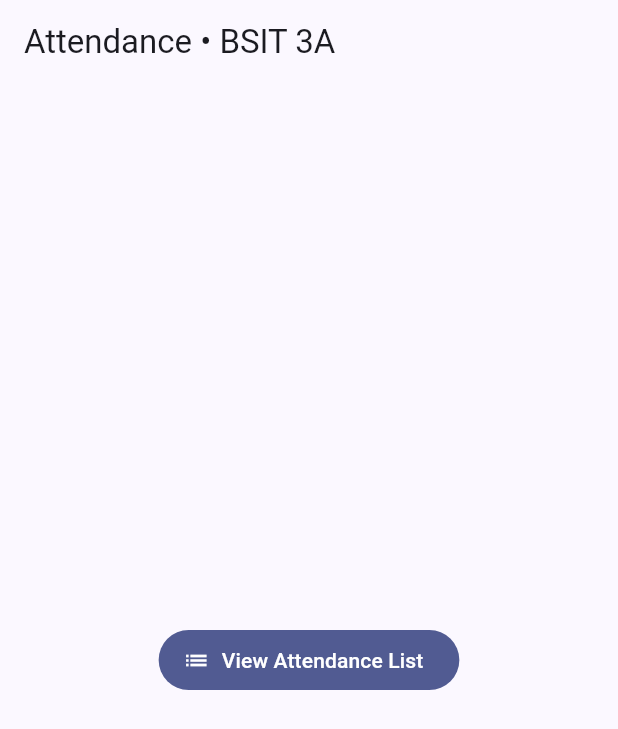
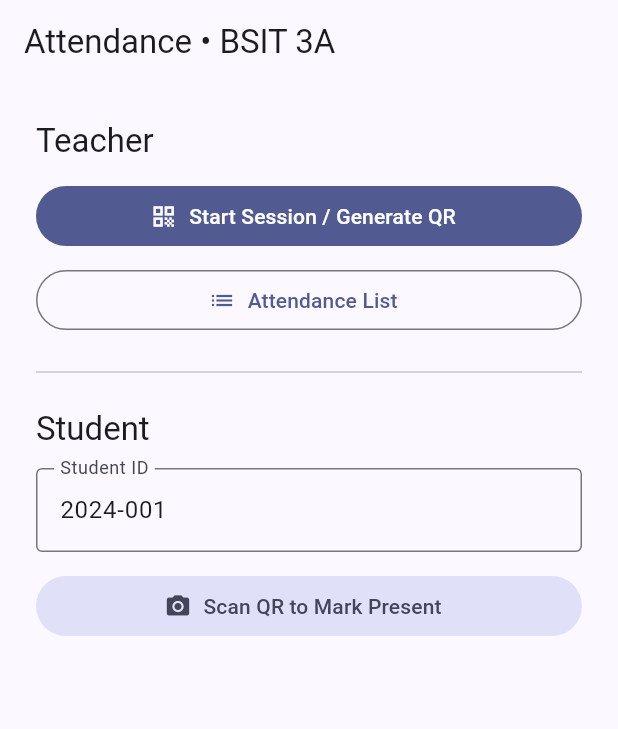
Before and after one commit to MilkOverdose/CSIT284-Capstone-Mendoza, a Flutter app: the screen it shows after launch, on a phone screen of 412 x 824 dp. Shown: the top 729 px of the screen. Run offline on Flutter 3.47's test engine with Material 3 defaults, Android fonts, the phone set to English and light mode, and no system bars; our stand-ins replace cloud_firestore, firebase_core, qr_flutter; missing offline and left inert: mobile_scanner; accounts and stored records are empty.

Commit message:
Add Firebase Firestore CRUD, QR session workflow, multiple screens

```diff
--- a/capstone_mendoza/lib/models/student.dart
+++ b/capstone_mendoza/lib/models/student.dart
@@ -1,7 +1,20 @@
+import 'package:cloud_firestore/cloud_firestore.dart';
+
 class Student {
   final String id;
   final String name;
-  bool present;
+  final bool present;
+  final DateTime? timeMarked;
 
-  Student(this.id, this.name, {this.present = false});
+  Student(this.id, this.name, {this.present = false, this.timeMarked});
+
+  factory Student.fromDoc(DocumentSnapshot<Map<String, dynamic>> doc) {
+    final d = doc.data() ?? {};
+    return Student(
+      doc.id,
+      d['name'] ?? '',
+      present: d['present'] ?? false,
+      timeMarked: (d['timeMarked'] as Timestamp?)?.toDate(),
+    );
+  }
 }
--- a/capstone_mendoza/lib/screens/home_screen.dart
+++ b/capstone_mendoza/lib/screens/home_screen.dart
@@ -1,25 +1,72 @@
 import 'package:flutter/material.dart';
-import 'package:capstone_mendoza/services/app_state.dart';
+import '../services/firestore_service.dart';
 import 'attendance_list_screen.dart';
+import 'qr_screen.dart';
+import 'scanner_screen.dart';
 
-class HomeScreen extends StatelessWidget {
+class HomeScreen extends StatefulWidget {
   const HomeScreen({super.key});
+  @override
+  State<HomeScreen> createState() => _HomeScreenState();
+}
+
+class _HomeScreenState extends State<HomeScreen> {
+  final _idCtrl = TextEditingController(text: '2024-001');
+
+  @override
+  void dispose() {
+    _idCtrl.dispose();
+    super.dispose();
+  }
 
   @override
   Widget build(BuildContext context) {
     return Scaffold(
-      appBar: AppBar(title: Text('Attendance • ${AppState.I.className}')),
-      body: Center(
-        child: FilledButton.icon(
-          icon: const Icon(Icons.list),
-          label: const Text('View Attendance List'),
-          onPressed: () {
-            Navigator.push(
+      appBar: AppBar(title: const Text('Attendance • BSIT 3A')),
+      body: ListView(
+        padding: const EdgeInsets.all(24),
+        children: [
+          Text('Teacher', style: Theme.of(context).textTheme.titleLarge),
+          const SizedBox(height: 12),
+          FilledButton.icon(
+            icon: const Icon(Icons.qr_code),
+            label: const Text('Start Session / Generate QR'),
+            onPressed: () async {
+              final code = await firestoreService.startSession();
+              if (!mounted) return;
+              Navigator.push(context,
+                  MaterialPageRoute(builder: (_) => QrScreen(sessionCode: code)));
+            },
+          ),
+          const SizedBox(height: 8),
+          OutlinedButton.icon(
+            icon: const Icon(Icons.list),
+            label: const Text('Attendance List'),
+            onPressed: () => Navigator.push(context,
+                MaterialPageRoute(builder: (_) => const AttendanceListScreen())),
+          ),
+          const Divider(height: 48),
+          Text('Student', style: Theme.of(context).textTheme.titleLarge),
+          const SizedBox(height: 12),
+          TextField(
+            controller: _idCtrl,
+            decoration: const InputDecoration(
+              labelText: 'Student ID',
+              border: OutlineInputBorder(),
+            ),
+          ),
+          const SizedBox(height: 12),
+          FilledButton.tonalIcon(
+            icon: const Icon(Icons.camera_alt),
+            label: const Text('Scan QR to Mark Present'),
+            onPressed: () => Navigator.push(
               context,
-              MaterialPageRoute(builder: (_) => const AttendanceListScreen()),
-            );
-          },
-        ),
+              MaterialPageRoute(
+                builder: (_) => ScannerScreen(studentId: _idCtrl.text.trim()),
+              ),
+            ),
+          ),
+        ],
       ),
     );
   }
--- a/capstone_mendoza/lib/services/app_state.dart
+++ /dev/null
@@ -1,46 +0,0 @@
-import 'package:flutter/material.dart';
-import 'package:capstone_mendoza/models/student.dart';
-import 'package:capstone_mendoza/models/dummy_data.dart';
-
-class AppState extends ChangeNotifier {
-  static final AppState I = AppState._();
-  AppState._();
-
-  final String className = 'BSIT 3A';
-  String? sessionId;
-  String currentStudentId = '';
-
-  final List<Student> students = dummyStudents;
-  void startSession() {
-    for (final s in students) {
-      s.present = false;
-    }
-    final d = DateTime.now();
-    sessionId =
-        'SESSION-${d.year}-${d.month.toString().padLeft(2, '0')}-${d.day.toString().padLeft(2, '0')}-${d.millisecondsSinceEpoch % 100000}';
-    notifyListeners();
-  }
-
-  String markPresent(String scannedCode) {
-    if (sessionId == null || scannedCode != sessionId) {
-      return 'Invalid or expired QR code';
-    }
-    final match = students.where((s) => s.id == currentStudentId);
-    if (match.isEmpty) return 'Student ID "$currentStudentId" not in class';
-    match.first.present = true;
-    notifyListeners();
-    return 'Marked present ✓';
-  }
-
-  void toggle(Student s) {
-    s.present = !s.present;
-    notifyListeners();
-  }
-
-  void resetAll() {
-  for (final s in students) {
-    s.present = false;
-  }
-  notifyListeners();
-}
-}
--- a/capstone_mendoza/pubspec.yaml
+++ b/capstone_mendoza/pubspec.yaml
@@ -34,6 +34,10 @@ dependencies:
   # The following adds the Cupertino Icons font to your application.
   # Use with the CupertinoIcons class for iOS style icons.
   cupertino_icons: ^1.0.8
+  firebase_core: ^5.2.0
+  cloud_firestore: ^7.2.0
+  qr_flutter: ^4.1.0
+  mobile_scanner: ^7.5.0
 
 dev_dependencies:
   flutter_test:
```
Also changed, not shown: capstone_mendoza/lib/main.dart (+7 -1 lines), capstone_mendoza/lib/screens/add_edit_student_screen.dart (added, +67 -0 lines), capstone_mendoza/lib/screens/attendance_list_screen.dart (+50 -18 lines), capstone_mendoza/lib/screens/qr_screen.dart (+31 -0 lines), capstone_mendoza/lib/screens/scanner_screen.dart (+47 -0 lines), capstone_mendoza/lib/services/firestore_service.dart (added, +102 -0 lines), capstone_mendoza/firebase.json (added), capstone_mendoza/lib/firebase_options.dart (added), capstone_mendoza/pubspec.lock, 6 other files.
